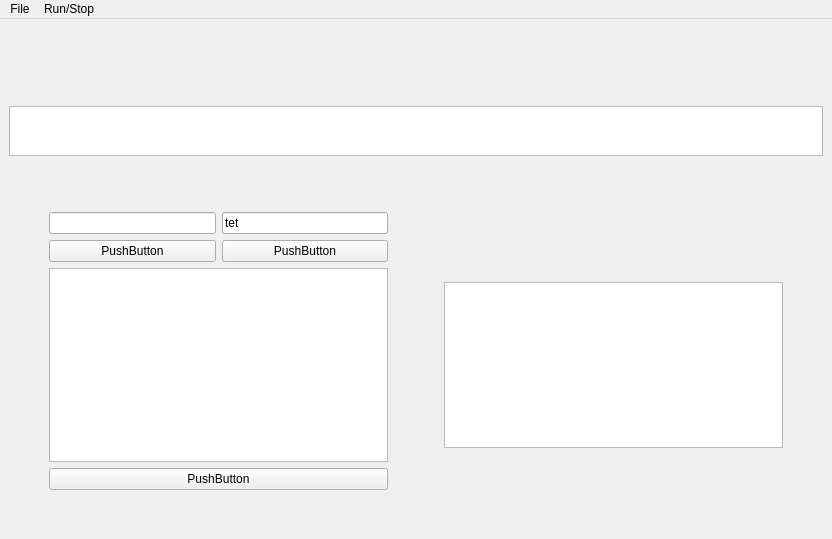
Old version of the form mainwindow.ui in the repository RePlay-h/TuringMachineSimulator.
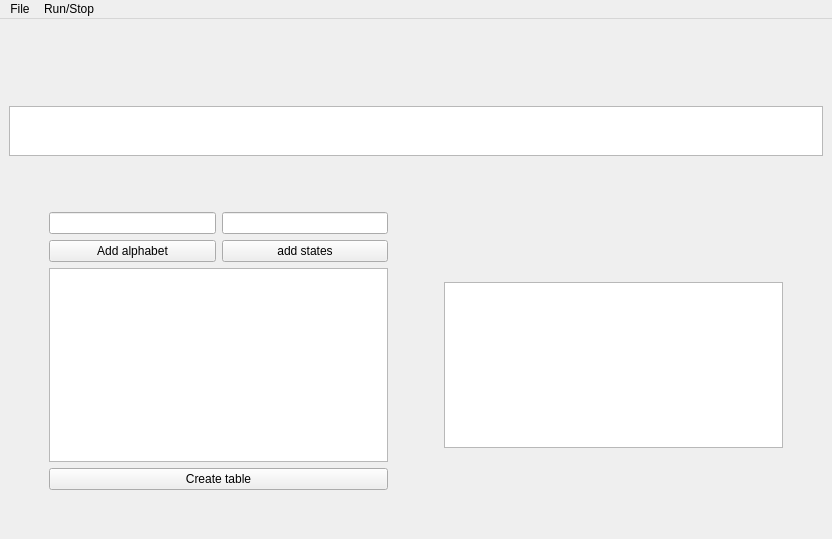
New version of the form. Icons and pictures are not drawn.

Commit message: Feat: Add a full table creation feature Fix: Change the interface, remove unnecessary inscriptions in 'alphabet' and 'numOfStates'

```diff
--- a/mainwindow.ui
+++ b/mainwindow.ui
@@ -225,7 +225,7 @@
            <string/>
           </property>
           <property name="text">
-           <string>tet</string>
+           <string/>
           </property>
           <property name="maxLength">
            <number>256</number>
@@ -235,14 +235,14 @@
         <item row="1" column="0">
          <widget class="QPushButton" name="pushButton">
           <property name="text">
-           <string>PushButton</string>
+           <string>Add alphabet</string>
           </property>
          </widget>
         </item>
         <item row="1" column="1">
          <widget class="QPushButton" name="pushButton_2">
           <property name="text">
-           <string>PushButton</string>
+           <string>add states</string>
           </property>
          </widget>
         </item>
@@ -251,7 +251,7 @@
       <item row="2" column="1">
        <widget class="QPushButton" name="pushButton_3">
         <property name="text">
-         <string>PushButton</string>
+         <string>Create table</string>
         </property>
        </widget>
       </item>
```
Left out of the diff: 19 changed lines with no effect on the pictures. The commit also changes 3 other files.
